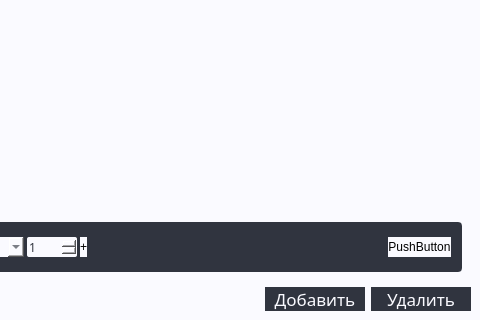
The window that Organiser/mainwindow.ui (et3rnalpain/Organiser) describes before a commit, drawn with Qt 5; both pictures show x 422 to 902 and y 280 to 600 of the 902 by 600 pixel window.
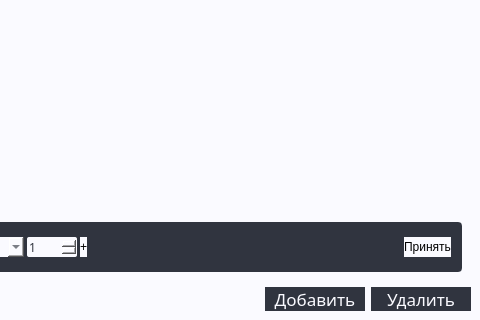
The same window after the commit. The open tabs and pages were chosen to show the change. Icons and pictures are not drawn.

```diff
--- a/Organiser/mainwindow.ui
+++ b/Organiser/mainwindow.ui
@@ -1305,7 +1305,7 @@
                      </size>
                     </property>
                     <property name="text">
-                     <string>PushButton</string>
+                     <string>Принять</string>
                     </property>
                    </widget>
                   </item>
```
Left out of the diff: 2 changed lines with no effect on the pictures.
